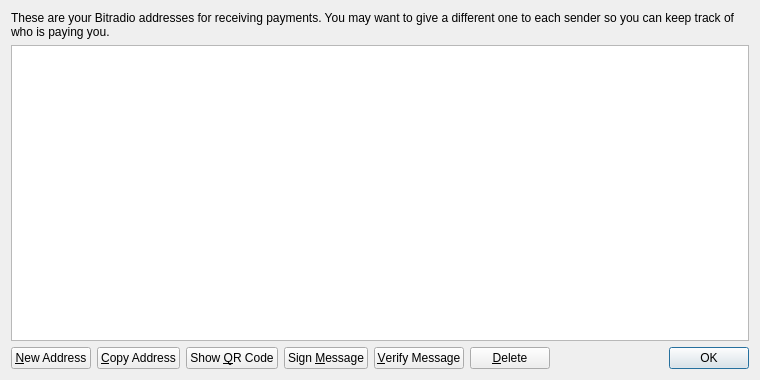
Old version of the form src/qt/forms/addressbookpage.ui in the repository thebitradio/Bitradio.
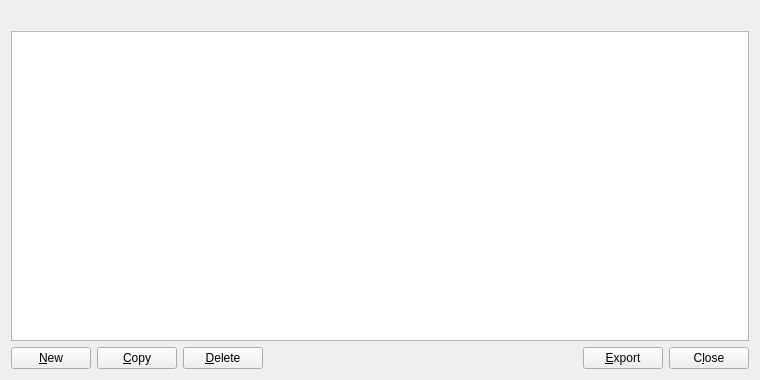
New version of the form. Icons and pictures are not drawn.

Patch:
```diff
--- a/src/qt/forms/addressbookpage.ui
+++ b/src/qt/forms/addressbookpage.ui
@@ -16,9 +16,6 @@
   <layout class="QVBoxLayout" name="verticalLayout">
    <item>
     <widget class="QLabel" name="labelExplanation">
-     <property name="text">
-      <string>These are your Bitradio addresses for receiving payments. You may want to give a different one to each sender so you can keep track of who is paying you.</string>
-     </property>
      <property name="textFormat">
       <enum>Qt::PlainText</enum>
      </property>
@@ -29,6 +26,43 @@
    </item>
    <item>
     <widget class="QTableView" name="tableView">
+     <property name="palette">
+      <palette>
+       <active>
+        <colorrole role="Text">
+         <brush brushstyle="SolidPattern">
+          <color alpha="255">
+           <red>51</red>
+           <green>51</green>
+           <blue>51</blue>
+          </color>
+         </brush>
+        </colorrole>
+       </active>
+       <inactive>
+        <colorrole role="Text">
+         <brush brushstyle="SolidPattern">
+          <color alpha="255">
+           <red>51</red>
+           <green>51</green>
+           <blue>51</blue>
+          </color>
+         </brush>
+        </colorrole>
+       </inactive>
+       <disabled>
+        <colorrole role="Text">
+         <brush brushstyle="SolidPattern">
+          <color alpha="255">
+           <red>85</red>
+           <green>85</green>
+           <blue>85</blue>
+          </color>
+         </brush>
+        </colorrole>
+       </disabled>
+      </palette>
+     </property>
      <property name="contextMenuPolicy">
       <enum>Qt::CustomContextMenu</enum>
      </property>
@@ -38,6 +72,9 @@
      <property name="tabKeyNavigation">
       <bool>false</bool>
      </property>
+     <property name="alternatingRowColors">
+      <bool>true</bool>
+     </property>
      <property name="selectionMode">
       <enum>QAbstractItemView::SingleSelection</enum>
      </property>
@@ -60,7 +97,14 @@
         <string>Create a new address</string>
        </property>
        <property name="text">
-        <string>&amp;New Address</string>
+        <string>&amp;New</string>
+       </property>
+       <property name="icon">
+        <iconset resource="../bitradio.qrc">
+         <normaloff>:/icons/add</normaloff>:/icons/add</iconset>
+       </property>
+       <property name="autoDefault">
+        <bool>false</bool>
        </property>
       </widget>
      </item>
@@ -70,45 +114,32 @@
         <string>Copy the currently selected address to the system clipboard</string>
        </property>
        <property name="text">
-        <string>&amp;Copy Address</string>
+        <string>&amp;Copy</string>
        </property>
-      </widget>
-     </item>
-     <item>
-      <widget class="QPushButton" name="showQRCode">
-       <property name="text">
-        <string>Show &amp;QR Code</string>
+       <property name="icon">
+        <iconset resource="../bitradio.qrc">
+         <normaloff>:/icons/editcopy</normaloff>:/icons/editcopy</iconset>
        </property>
-      </widget>
-     </item>
-     <item>
-      <widget class="QPushButton" name="signMessage">
-       <property name="toolTip">
-        <string>Sign a message to prove you own a Bitradio address</string>
+       <property name="autoDefault">
+        <bool>false</bool>
        </property>
-       <property name="text">
-        <string>Sign &amp;Message</string>
-       </property>
       </widget>
      </item>
      <item>
-      <widget class="QPushButton" name="verifyMessage">
-       <property name="toolTip">
-        <string>Verify a message to ensure it was signed with a specified Bitradio address</string>
-       </property>
-       <property name="text">
-        <string>&amp;Verify Message</string>
-       </property>
-      </widget>
-     </item>
-     <item>
-      <widget class="QPushButton" name="deleteButton">
+      <widget class="QPushButton" name="deleteAddress">
        <property name="toolTip">
         <string>Delete the currently selected address from the list</string>
        </property>
        <property name="text">
         <string>&amp;Delete</string>
        </property>
+       <property name="icon">
+        <iconset resource="../bitradio.qrc">
+         <normaloff>:/icons/remove</normaloff>:/icons/remove</iconset>
+       </property>
+       <property name="autoDefault">
+        <bool>false</bool>
+       </property>
       </widget>
      </item>
      <item>
@@ -125,15 +156,35 @@
       </spacer>
      </item>
      <item>
-      <widget class="QDialogButtonBox" name="buttonBox">
+      <widget class="QPushButton" name="exportButton">
+       <property name="toolTip">
+        <string>Export the data in the current tab to a file</string>
+       </property>
+       <property name="text">
+        <string>&amp;Export</string>
+       </property>
+       <property name="icon">
+        <iconset resource="../bitradio.qrc">
+         <normaloff>:/icons/export</normaloff>:/icons/export</iconset>
+       </property>
+       <property name="autoDefault">
+        <bool>false</bool>
+       </property>
+      </widget>
+     </item>
+     <item>
+      <widget class="QPushButton" name="closeButton">
        <property name="sizePolicy">
-        <sizepolicy hsizetype="Maximum" vsizetype="Fixed">
+        <sizepolicy hsizetype="Minimum" vsizetype="Minimum">
          <horstretch>0</horstretch>
          <verstretch>0</verstretch>
         </sizepolicy>
        </property>
-       <property name="standardButtons">
-        <set>QDialogButtonBox::Ok</set>
+       <property name="text">
+        <string>C&amp;lose</string>
+       </property>
+       <property name="autoDefault">
+        <bool>false</bool>
        </property>
       </widget>
      </item>
```
Left out of the diff: 11 changed lines with no effect on the pictures.
